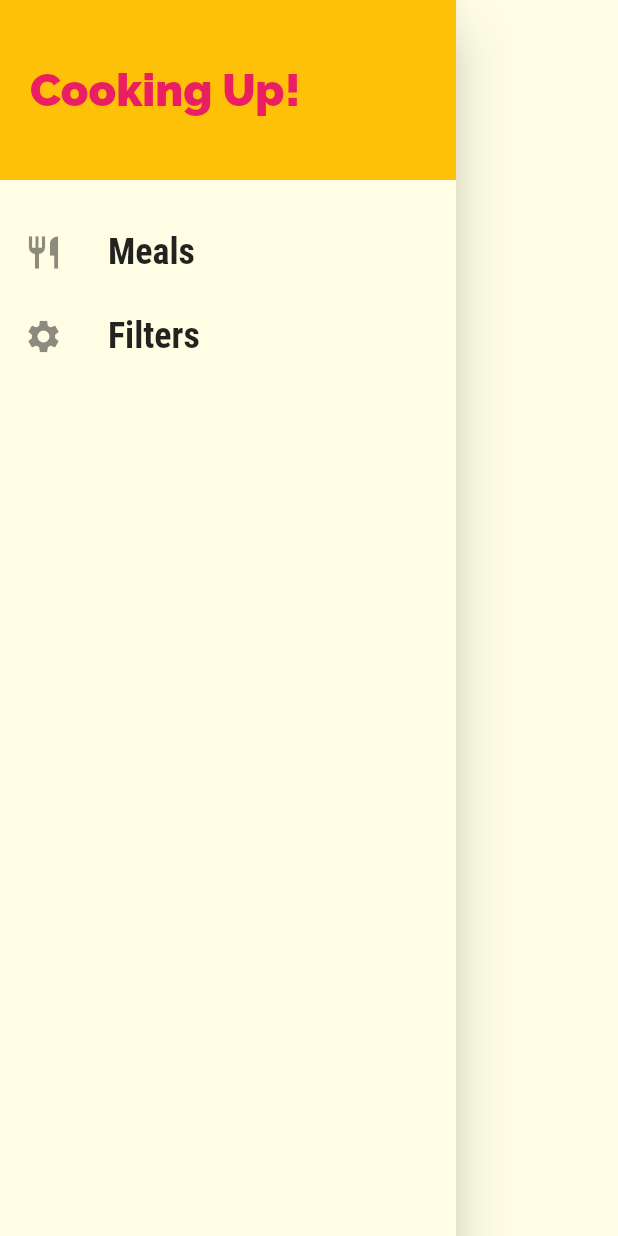
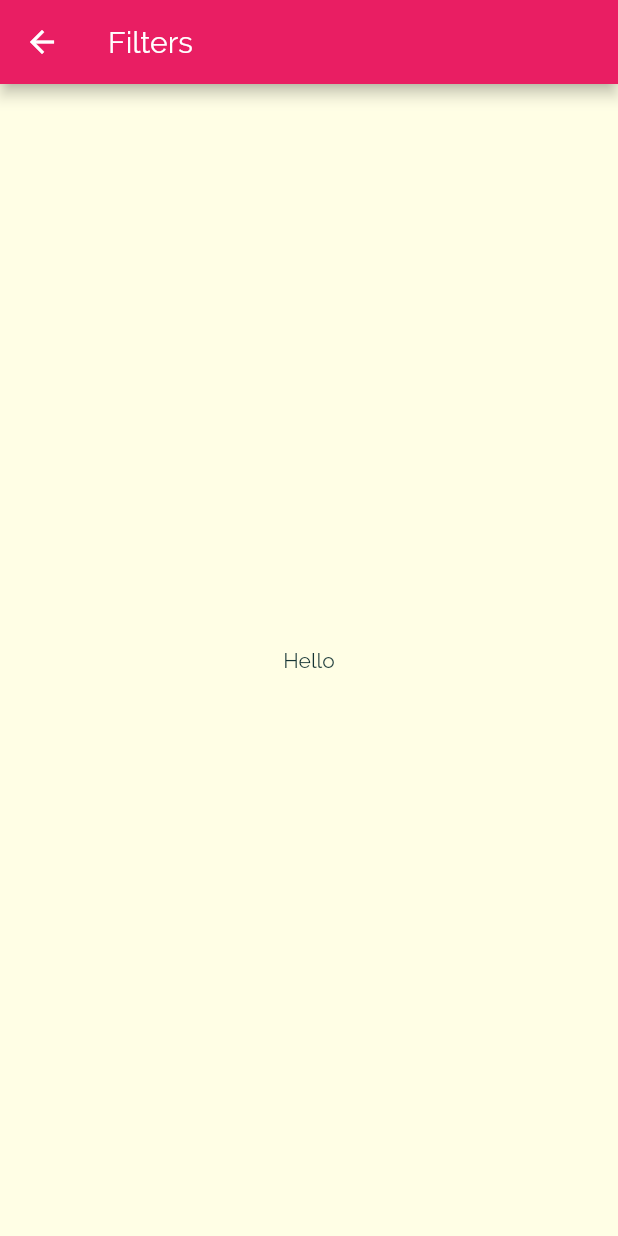
Before and after one commit to darshangit/flutter-app3-meals, a Flutter app: the MainDrawer widget shown alone on an empty page, opened directly, after a tap on "Filters", on a phone screen of 412 x 824 dp. Run offline on Flutter 3.47's test engine with Material 2 defaults, Android fonts, the phone set to English and light mode, and no system bars.

Commit message:
Filter screen structure and drawer added

```diff
--- a/lib/main.dart
+++ b/lib/main.dart
@@ -1,4 +1,5 @@
 import 'package:flutter/material.dart';
+import 'package:flutter_app3_meals/screens/filters_screen.dart';
 import './screens/tabs_screen.dart';
 import 'screens/meal_detail_screen.dart';
 
@@ -29,7 +30,8 @@ class MyApp extends StatelessWidget {
       routes: {
         '/': (ctx) => TabScreen(),
         CategoryMealsScreen.routeName: (ctx) => CategoryMealsScreen(),
-        MealDetailScreen.routeName: (ctx) => MealDetailScreen()
+        MealDetailScreen.routeName: (ctx) => MealDetailScreen(),
+        FiltersScreen.routeName: (ctx) => FiltersScreen()
       },
       onGenerateRoute: (settings) {
         // will be used when no route is found
--- /dev/null
+++ b/lib/screens/filters_screen.dart
@@ -0,0 +1,18 @@
+import 'package:flutter/material.dart';
+
+class FiltersScreen extends StatelessWidget {
+
+  static const routeName = '/filters';
+
+  @override
+  Widget build(BuildContext context) {
+    return Scaffold(
+      appBar: AppBar(
+          title: Text('Filters'),
+        ),
+
+      body: Center(
+      child: Text('Hello'),
+    ));
+  }
+}
--- a/lib/widgets/main_drawer.dart
+++ b/lib/widgets/main_drawer.dart
@@ -1,7 +1,8 @@
 import 'package:flutter/material.dart';
+import 'package:flutter_app3_meals/screens/filters_screen.dart';
 
 class MainDrawer extends StatelessWidget {
-  Widget buildListTile(String title, IconData icon) {
+  Widget buildListTile(String title, IconData icon, Function tapHandler) {
     return ListTile(
       leading: Icon(icon, size: 26),
       title: Text(title,
@@ -9,7 +10,7 @@ class MainDrawer extends StatelessWidget {
               fontFamily: 'RobotoCondensed',
               fontSize: 24,
               fontWeight: FontWeight.bold)),
-      onTap: () {},
+      onTap: tapHandler,
     );
   }
 
@@ -23,18 +24,20 @@ class MainDrawer extends StatelessWidget {
             width: double.infinity,
             padding: EdgeInsets.all(20),
             alignment: Alignment.centerLeft,
-            color: Theme.of(context).accentColor,
+            color: Theme.of(context).primaryColor,
             child: Text('Cooking Up!',
                 style: TextStyle(
                     fontWeight: FontWeight.w900,
                     fontSize: 30,
-                    color: Theme.of(context).primaryColor)),
+                    color: Theme.of(context).accentColor)),
           ),
           SizedBox(
             height: 20,
           ),
-          buildListTile('Meals', Icons.restaurant),
-          buildListTile('Filters', Icons.settings)
+          buildListTile('Meals', Icons.restaurant, () {
+            Navigator.of(context).pushNamed('/');
+          }),
+          buildListTile('Filters', Icons.settings, () {Navigator.of(context).pushNamed(FiltersScreen.routeName);})
         ],
       ),
     );
```
